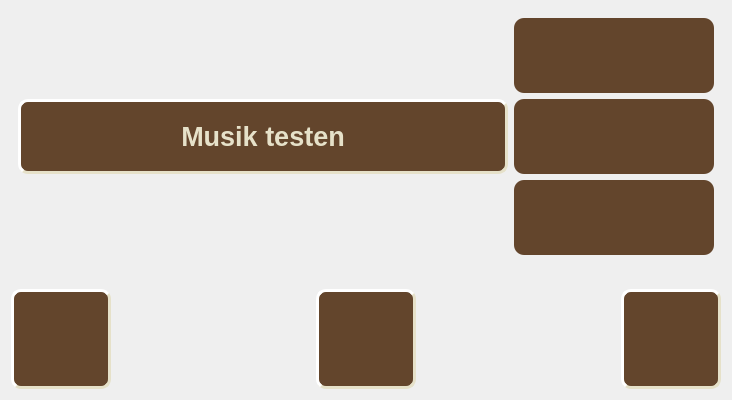
The window that formsettings.ui (cilo72/raspi_clock) describes before a commit, drawn with Qt 5.
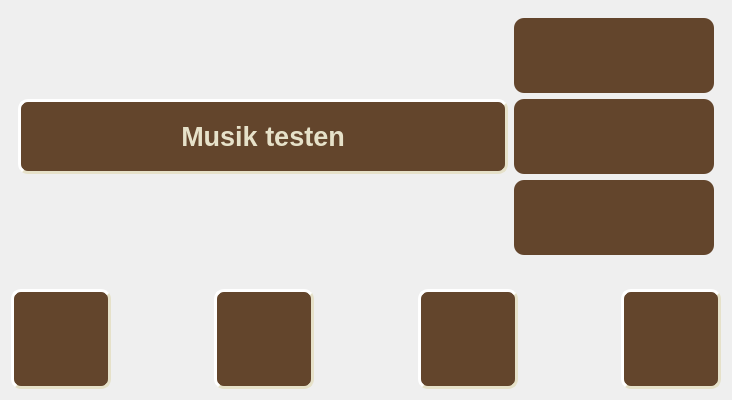
The same window after the commit. Icons and pictures are not drawn.

Patch:
```diff
--- a/formsettings.ui
+++ b/formsettings.ui
@@ -274,6 +274,50 @@
        </property>
       </spacer>
      </item>
+     <item>
+      <widget class="QPushButton" name="pushButtonTime">
+       <property name="minimumSize">
+        <size>
+         <width>100</width>
+         <height>100</height>
+        </size>
+       </property>
+       <property name="styleSheet">
+        <string notr="true">QPushButton {
+    background-color: rgb(99, 69, 44);
+    border-style: outset;
+    border-width: 3px;
+    border-radius: 10px;
+    border-color: rgb(230, 225, 201);
+    padding: 6px;
+	image: url(:/icons/icons/time-settings-on.svg);
+}
+
+QPushButton:pressed {
+    border-style: inset;
+	border-color: rgb(172, 147,98);
+
+	image: url(:/icons/icons/time-settings-off.svg);
+}</string>
+       </property>
+       <property name="text">
+        <string/>
+       </property>
+      </widget>
+     </item>
+     <item>
+      <spacer name="horizontalSpacer_3">
+       <property name="orientation">
+        <enum>Qt::Horizontal</enum>
+       </property>
+       <property name="sizeHint" stdset="0">
+        <size>
+         <width>40</width>
+         <height>20</height>
+        </size>
+       </property>
+      </spacer>
+     </item>
      <item>
       <widget class="QPushButton" name="pushButtonWlan">
        <property name="minimumSize">
```
